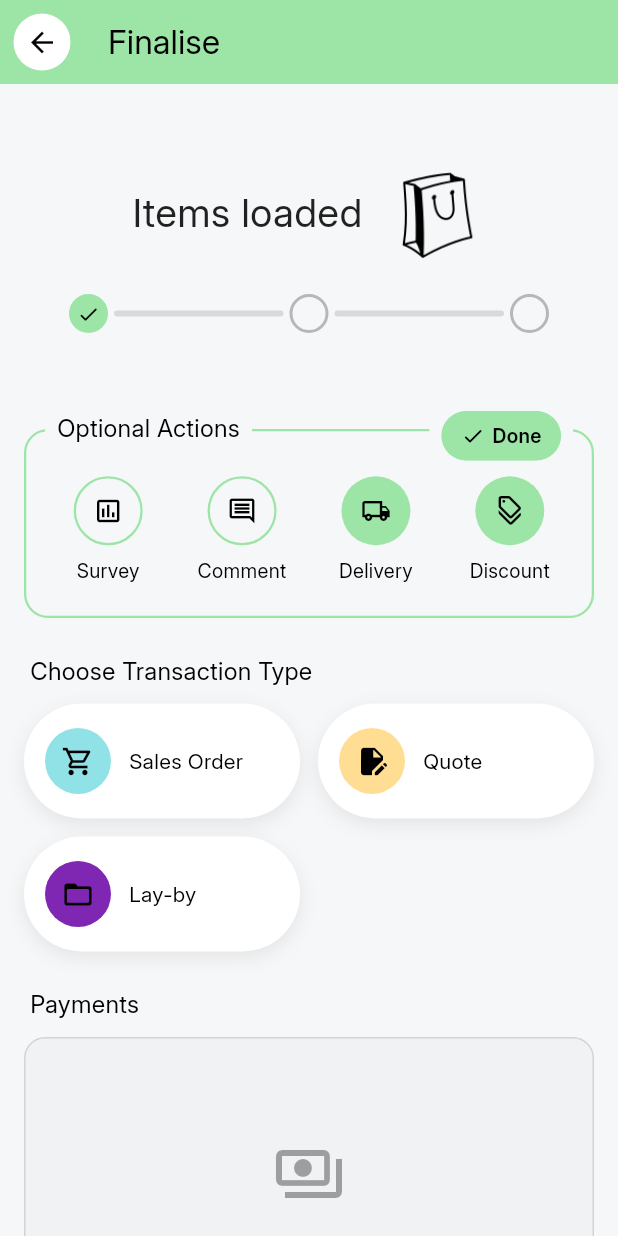
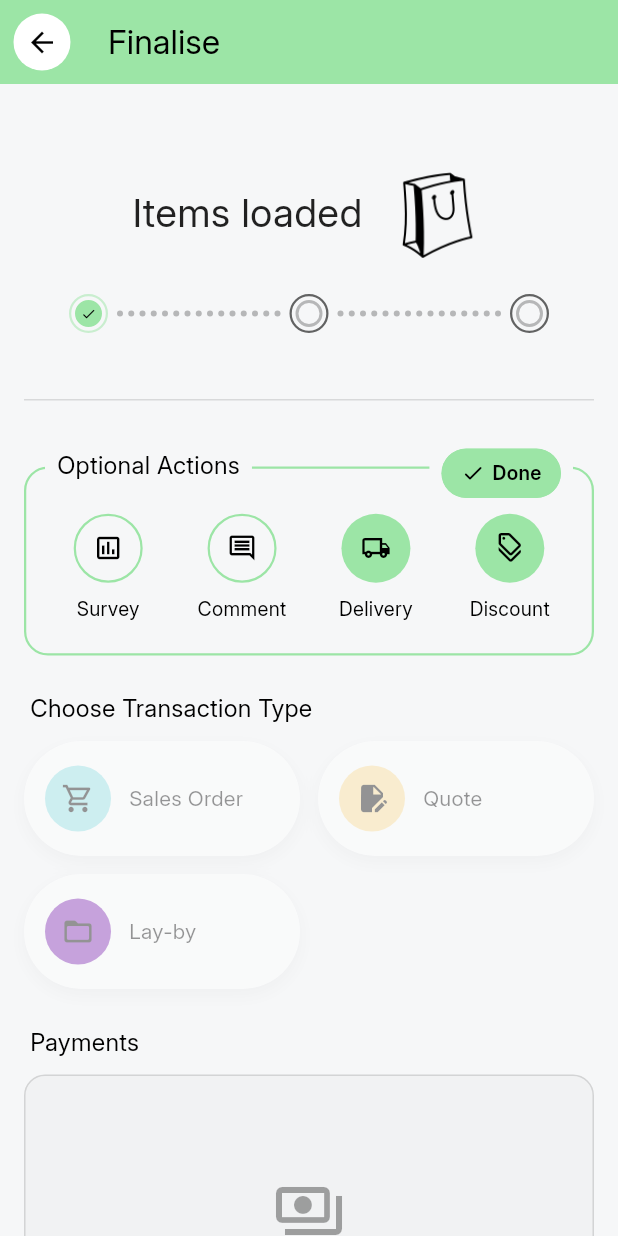
Before and after one commit to LyNNxMooon/rm-mobile, a Flutter app: the FinalisePickerScreen screen opened directly, after a tap on "Edit", on a phone screen of 412 x 824 dp. Run offline on Flutter 3.47's test engine with Material 3 defaults, Android fonts, the phone set to English and light mode, and no system bars; our stand-ins replace audioplayers, bloc, cached_network_image, connectivity_plus, decimal, device_info_plus and 16 more; missing offline and left inert: alert_info, excel, file_selector, flutter_device_type, languagetool_textfield, mobile_scanner and 2 more; accounts and stored records are empty; generated files the repository leaves out were written again.

Commit message:
adding finalise transaction screen

```diff
--- a/lib/features/transactions/presentation/screens/finalise_picker_screen.dart
+++ b/lib/features/transactions/presentation/screens/finalise_picker_screen.dart
@@ -1,3 +1,5 @@
+import 'dart:math' as math;
+
 import 'package:flutter/material.dart';
 
 import '../../../../constants/colors.dart';
@@ -203,7 +205,13 @@ class _FinalisePickerScreenState extends State<FinalisePickerScreen> {
                 isDark: isDark,
                 isTablet: isTablet && !useDesktopNav,
               ),
-              const SizedBox(height: 40),
+              const SizedBox(height: 32),
+              Divider(
+                height: 1,
+                thickness: 1,
+                color: isDark ? Colors.white12 : Colors.black12,
+              ),
+              const SizedBox(height: 32),
               _OptionalActionsSection(
                 isTablet: isTablet && !useDesktopNav,
                 isDark: isDark,
@@ -219,6 +227,19 @@ class _FinalisePickerScreenState extends State<FinalisePickerScreen> {
                 titleSize: (isTablet && !useDesktopNav) ? 18 : 16,
                 expandChild: false,
                 isDark: isDark,
+                child: ValueListenableBuilder<FinaliseStep>(
+                  valueListenable: _stepController,
+                  builder: (context, step, child) {
+                    final bool editing = step == FinaliseStep.itemsLoaded;
+                    return IgnorePointer(
+                      ignoring: editing,
+                      child: AnimatedOpacity(
+                        duration: const Duration(milliseconds: 200),
+                        opacity: editing ? 0.4 : 1.0,
+                        child: child,
+                      ),
+                    );
+                  },
                   child: GridView.count(
                     physics: const NeverScrollableScrollPhysics(),
                     shrinkWrap: true,
@@ -238,6 +259,7 @@ class _FinalisePickerScreenState extends State<FinalisePickerScreen> {
                               onTap: () => _handleTypeTap(context, t.value),
                             ))
                         .toList(),
+                  ),
                 ),
               ),
               const SizedBox(height: 24),
@@ -452,12 +474,12 @@ class _FinaliseStepperState extends State<_FinaliseStepper>
     super.initState();
     _fillController = AnimationController(
       vsync: this,
-      duration: const Duration(milliseconds: 900),
+      duration: const Duration(milliseconds: 600),
     );
     _pulseController = AnimationController(
       vsync: this,
-      duration: const Duration(milliseconds: 1100),
-    )..repeat(reverse: true);
+      duration: const Duration(milliseconds: 800),
+    )..repeat();
     // Animate the line splashing into the initial step on first load.
     final initialTarget = _targetFor(widget.controller.value);
     _fillAnim = Tween<double>(begin: 0.0, end: initialTarget).animate(
@@ -567,10 +589,25 @@ class _FinaliseStepperState extends State<_FinaliseStepper>
   }
 
   Widget _tick(bool active) {
-    final double size = widget.isTablet ? 30 : 26;
+    final double size = widget.isTablet ? 22 : 18;
+    final double outer = size + (widget.isTablet ? 10 : 8);
     final Color inactiveBorder =
         widget.isDark ? Colors.white30 : Colors.black26;
     return Container(
+      width: outer,
+      height: outer,
+      alignment: Alignment.center,
+      // Outer outlined ring layer.
+      decoration: BoxDecoration(
+        shape: BoxShape.circle,
+        border: Border.all(
+          color: active
+              ? _accent.withOpacity(0.5)
+              : inactiveBorder.withOpacity(0.6),
+          width: 1.5,
+        ),
+      ),
+      child: Container(
         width: size,
         height: size,
         alignment: Alignment.center,
@@ -587,62 +624,28 @@ class _FinaliseStepperState extends State<_FinaliseStepper>
           size: size * 0.6,
           color: active ? Colors.black : Colors.transparent,
         ),
+      ),
     );
   }
 
   Widget _line(double fraction, {required bool pulse}) {
-    final Color track = widget.isDark ? Colors.white12 : Colors.black12;
+    final Color track = widget.isDark ? Colors.white24 : Colors.black26;
     final double f = fraction.clamp(0.0, 1.0);
-    final double pulseScale = pulse ? (0.7 + 0.5 * _pulseController.value) : 1.0;
+    final bool animating = _fillController.isAnimating || pulse;
     return Expanded(
+      child: Padding(
+        padding: const EdgeInsets.symmetric(horizontal: 6),
         child: SizedBox(
-        height: 14,
-        child: Stack(
-          alignment: Alignment.center,
-          children: [
-            Container(
-              height: 4,
-              margin: const EdgeInsets.symmetric(horizontal: 4),
-              decoration: BoxDecoration(
-                color: track,
-                borderRadius: BorderRadius.circular(4),
+          height: 22,
+          child: CustomPaint(
+            painter: _LiquidLinePainter(
+              fraction: f,
+              animating: animating,
+              phase: _pulseController.value,
+              fillColor: _accent,
+              trackColor: track,
             ),
           ),
-            Padding(
-              padding: const EdgeInsets.symmetric(horizontal: 4),
-              child: Align(
-                alignment: Alignment.centerLeft,
-                child: FractionallySizedBox(
-                  widthFactor: f,
-                  child: Container(
-                    height: 4,
-                    decoration: BoxDecoration(
-                      color: _accent,
-                      borderRadius: BorderRadius.circular(4),
-                    ),
-                  ),
-                ),
-              ),
-            ),
-            if (f > 0.02 && f < 0.985)
-              Padding(
-                padding: const EdgeInsets.symmetric(horizontal: 4),
-                child: Align(
-                  alignment: Alignment(f * 2 - 1, 0),
-                  child: Transform.scale(
-                    scale: pulseScale,
-                    child: Container(
-                      width: 11,
-                      height: 11,
-                      decoration: const BoxDecoration(
-                        shape: BoxShape.circle,
-                        color: _accent,
-                      ),
-                    ),
-                  ),
-                ),
-              ),
-          ],
         ),
       ),
     );
@@ -688,6 +691,94 @@ class _FinaliseStepperState extends State<_FinaliseStepper>
       },
     );
   }
+}
+
+/// Paints the connecting line. When idle the track is a dotted line. While a
+/// step transition is in progress the filled portion becomes a continuous
+/// liquid bar whose wavy surface flows toward the next point, like water
+/// streaming along the line.
+class _LiquidLinePainter extends CustomPainter {
+  final double fraction;
+  final bool animating;
+  final double phase; // 0..1 repeating
+  final Color fillColor;
+  final Color trackColor;
+
+  _LiquidLinePainter({
+    required this.fraction,
+    required this.animating,
+    required this.phase,
+    required this.fillColor,
+    required this.trackColor,
+  });
+
+  @override
+  void paint(Canvas canvas, Size size) {
+    final double cy = size.height / 2;
+    final double w = size.width;
+    final double headX = (fraction.clamp(0.0, 1.0)) * w;
+
+    const double dotR = 2.0;
+    const double gap = 3.5;
+    final double stepX = dotR * 2 + gap;
+    final Paint dot = Paint()..style = PaintingStyle.fill;
+
+    if (!animating) {
+      // Idle: dotted track. Green dots up to the fill head, faint dots beyond.
+      for (double x = dotR; x <= w; x += stepX) {
+        dot.color = x <= headX ? fillColor : trackColor;
+        canvas.drawCircle(Offset(x, cy), dotR, dot);
+      }
+      return;
+    }
+
+    // Animating: faint dots only for the not-yet-reached portion.
+    for (double x = headX + stepX; x <= w; x += stepX) {
+      dot.color = trackColor;
+      canvas.drawCircle(Offset(x, cy), dotR, dot);
+    }
+
+    if (headX <= 0.5) return;
+
+    // Continuous liquid bar from start to the leading head, with a wavy
+    // surface that flows forward.
+    const double barH = 6.0;
+    const double amp = 0.8; // wave amplitude
+    final double topBase = cy - barH / 2;
+    final double botBase = cy + barH / 2;
+    final double travel = phase * 2 * math.pi; // flow offset
+
+    final Path liquid = Path()..moveTo(0, topBase);
+    const double dx = 2.0;
+    // Top surface, rippling toward the head.
+    for (double x = 0; x <= headX; x += dx) {
+      final double k = x / 18.0;
+      final double y = topBase + math.sin(k - travel) * amp;
+      liquid.lineTo(x, y);
+    }
+    // Rounded leading head.
+    liquid.lineTo(headX, botBase);
+    // Bottom surface back to the start.
+    for (double x = headX; x >= 0; x -= dx) {
+      final double k = x / 18.0;
+      final double y = botBase + math.sin(k - travel + math.pi) * amp;
+      liquid.lineTo(x, y);
+    }
+    liquid.close();
+
+    final Paint body = Paint()
+      ..style = PaintingStyle.fill
+      ..color = fillColor;
+    canvas.drawPath(liquid, body);
+  }
+
+  @override
+  bool shouldRepaint(covariant _LiquidLinePainter old) =>
+      old.fraction != fraction ||
+      old.animating != animating ||
+      old.phase != phase ||
+      old.fillColor != fillColor ||
+      old.trackColor != trackColor;
 }
 
 class _OptionalActionsSection extends StatefulWidget {
```
Also changed, not shown: lib/features/transactions/presentation/widgets/finalise_sale_dialog.dart (+6 -4 lines), lib/features/transactions/presentation/widgets/sales_search_bar.dart (+23 -28 lines), lib/features/transactions/presentation/widgets/sales_top_header.dart (+39 -46 lines). Lines whose indentation alone changed are shown as unchanged.
